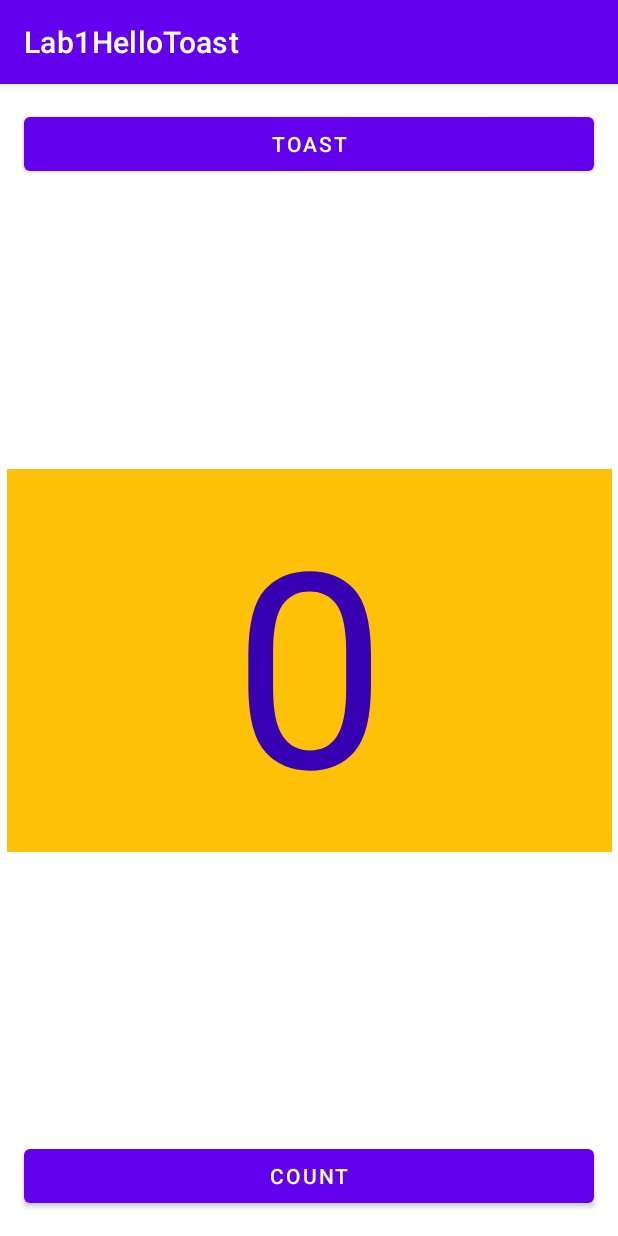
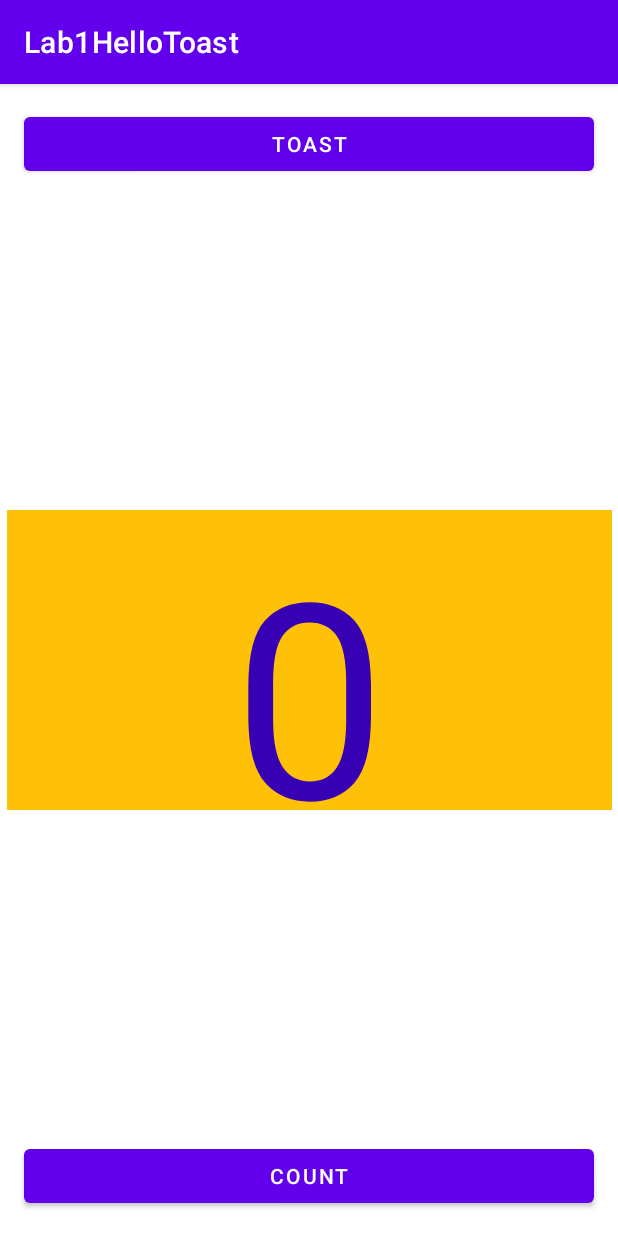
Before and after one commit to Ujjalkoju/Lab1-HelloToast, an Android app: the screen it shows after launch (MainActivity), on a phone screen of 412 x 824 dp. Run offline under Robolectric (Android 15) with nearby library versions, the phone set to English and light mode, and no system bars.

Commit message:
Lab1_Homework 1st commit

```diff
--- a/app/src/main/res/layout/activity_main.xml
+++ b/app/src/main/res/layout/activity_main.xml
@@ -16,9 +16,12 @@
         android:layout_marginEnd="16dp"
         android:layout_marginRight="16dp"
         android:text="Toast"
+        app:layout_constraintBottom_toTopOf="@+id/textView2"
         app:layout_constraintEnd_toEndOf="parent"
+        app:layout_constraintHorizontal_bias="0.5"
         app:layout_constraintStart_toStartOf="parent"
-        app:layout_constraintTop_toTopOf="parent" />
+        app:layout_constraintTop_toTopOf="parent"
+        app:layout_constraintVertical_chainStyle="spread_inside" />
 
     <Button
         android:id="@+id/button3"
@@ -32,12 +35,14 @@
         android:text="count"
         app:layout_constraintBottom_toBottomOf="parent"
         app:layout_constraintEnd_toEndOf="parent"
-        app:layout_constraintStart_toStartOf="parent" />
+        app:layout_constraintHorizontal_bias="0.5"
+        app:layout_constraintStart_toStartOf="parent"
+        app:layout_constraintTop_toBottomOf="@+id/textView2" />
 
     <TextView
         android:id="@+id/textView2"
         android:layout_width="403dp"
-        android:layout_height="255dp"
+        android:layout_height="200dp"
         android:background="#FFC107"
         android:gravity="center"
         android:text="0"
@@ -46,6 +51,7 @@
         android:textSize="182dp"
         app:layout_constraintBottom_toTopOf="@+id/button3"
         app:layout_constraintEnd_toEndOf="parent"
+        app:layout_constraintHorizontal_bias="0.5"
         app:layout_constraintStart_toStartOf="parent"
         app:layout_constraintTop_toBottomOf="@+id/button2" />
 
```
